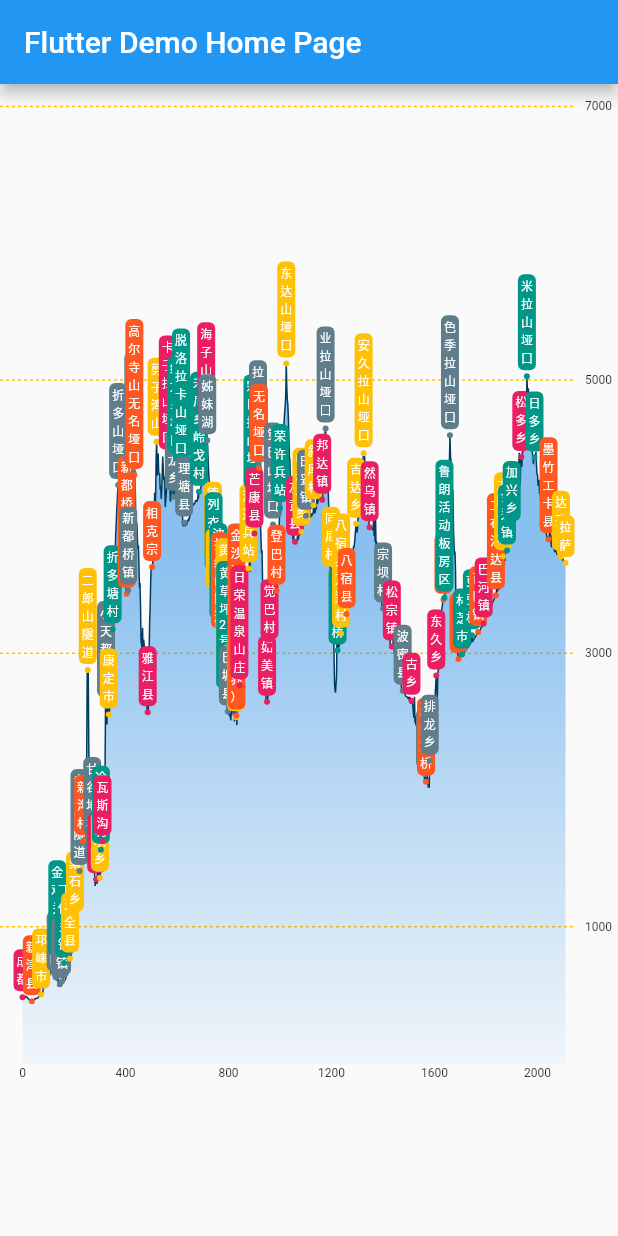
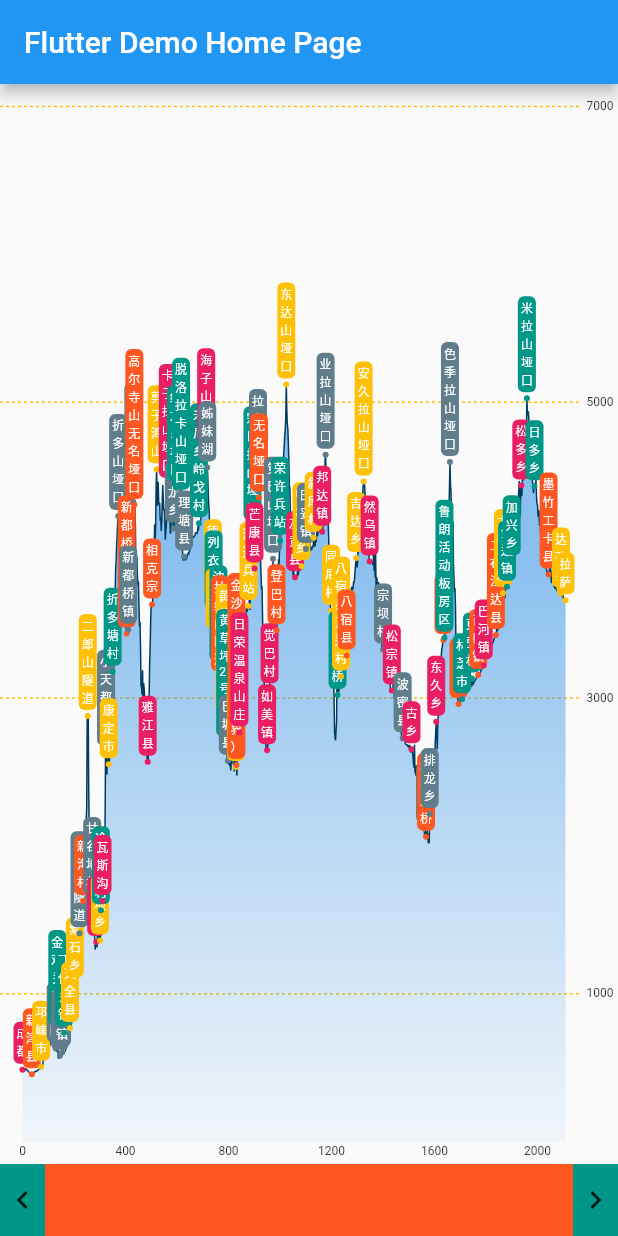
Before and after one commit to WosLovesLife/flutter_altitude_graph, a Flutter app: the screen it shows after launch, on a phone screen of 412 x 824 dp. Run offline on Flutter 3.47's test engine with Material 2 defaults, Android fonts, the phone set to English and light mode, and no system bars.

Commit message:
增加缩放拖动滑钮

```diff
--- a/lib/elevation_graph.dart
+++ b/lib/elevation_graph.dart
@@ -10,6 +10,8 @@ class ElevationGraphView extends StatefulWidget {
     return new ElevationGraphViewState();
   }
 }
+
+const double SLIDING_BTN_WIDTH = 30.0;
 
 class ElevationGraphViewState extends State<ElevationGraphView> {
   List<ElevationPoint> elevationPointList;
@@ -25,6 +27,13 @@ class ElevationGraphViewState extends State<ElevationGraphView> {
   // ==== 上次放大的比例, 用于帮助下次放大操作时放大的速度保持一致.
   double _lastScaleValue = 1.0;
   Offset _lastUpdateFocalPoint = Offset.zero;
+
+  // ==== 缩放滑钮
+  bool _sizeInitialed = false;
+  double _lOffsetX = 0.0;
+  double _lastLOffsetX = 0.0;
+  double _rOffsetX = 0.0;
+  double _lastROffsetX = 0.0;
 
   @override
   void initState() {
@@ -45,15 +54,28 @@ class ElevationGraphViewState extends State<ElevationGraphView> {
 
   @override
   Widget build(BuildContext context) {
-    return GestureDetector(
+    if (!_sizeInitialed) {
+      var bound = context?.findRenderObject()?.semanticBounds;
+      if (bound != null) {
+        _sizeInitialed = true;
+        _rOffsetX = bound.width - SLIDING_BTN_WIDTH;
+      }
+    }
+
+    return Container(
+      width: double.infinity,
+      height: double.infinity,
+      child: Column(
+        children: <Widget>[
+          Expanded(
+            child: Container(
+              width: double.infinity,
+              height: double.infinity,
+              child: GestureDetector(
                 behavior: HitTestBehavior.translucent,
                 onScaleStart: _onScaleStart,
                 onScaleUpdate: _onScaleUpdate,
                 onScaleEnd: _onScaleEnd,
-      child: Container(
-        width: double.infinity,
-        height: double.infinity,
-        padding: EdgeInsets.only(bottom: 100.0),
                 child: CustomPaint(
                   painter: ElevationPainter(
                     elevationPointList,
@@ -64,7 +86,61 @@ class ElevationGraphViewState extends State<ElevationGraphView> {
                   ),
                 ),
               ),
+            ),
+          ),
+          Container(
+            width: double.infinity,
+            color: Colors.deepOrange,
+            child: Stack(
+              children: <Widget>[
+                Transform(
+                  transform: Matrix4.translationValues(_lOffsetX, 0.0, 0.0),
+                  child: Container(
+                    width: SLIDING_BTN_WIDTH,
+                    height: 48.0,
+                    color: Colors.teal,
+                    child: GestureDetector(
+                      onHorizontalDragStart: _onLBHorizontalDragDown,
+                      onHorizontalDragUpdate: _onLBHorizontalDragUpdate,
+                      onHorizontalDragEnd: _onLBHorizontalDragEnd,
+                      child: Icon(Icons.chevron_left),
+                    ),
+                  ),
+                ),
+                Transform(
+                  transform: Matrix4.translationValues(_rOffsetX, 0.0, 0.0),
+                  child: Container(
+                    width: SLIDING_BTN_WIDTH,
+                    height: 48.0,
+                    color: Colors.teal,
+                    child: GestureDetector(
+                      onHorizontalDragStart: _onRBHorizontalDragDown,
+                      onHorizontalDragUpdate: _onRBHorizontalDragUpdate,
+                      onHorizontalDragEnd: _onRBHorizontalDragEnd,
+                      child: Icon(Icons.chevron_right),
+                    ),
+                  ),
+                ),
+              ],
+            ),
+          )
+        ],
+      ),
     );
+  }
+
+  /// 计算偏移量, 默认放大时都是向右偏移的, 因此想在放大时保持比例, 就需要将缩放点移至0点
+  /// 算法: 左偏移量L = 当前焦点f在之前图宽上的位置p带入到新图宽中再减去焦点f在屏幕上的位置
+  double _calculatePosition(double newScale, double focusOnScreen) {
+    // ratioInGraph 就是当前的焦点实际对应在之前的图宽上的比例
+    var widgetWidth = context.size.width;
+    double ratioInGraph = (_position.dx.abs() + focusOnScreen) / (_scale * widgetWidth);
+    // 现在新计算出的图宽
+    double newTotalWidth = newScale * widgetWidth;
+    // 将之前的比例带入当前的图宽即为焦点在新图上的位置
+    double newLocationInGraph = ratioInGraph * newTotalWidth;
+    // 最后用焦点在屏幕上的位置 - 在图上的位置就是图应该向左偏移的位置
+    return focusOnScreen - newLocationInGraph;
   }
 
   // ===========
@@ -84,15 +160,7 @@ class ElevationGraphViewState extends State<ElevationGraphView> {
       newScale = _maxScale;
     }
 
-    // 算法: 左偏移量L = 当前焦点f在之前图宽上的位置p带入到新图宽中再减去焦点f在屏幕上的位置
-    // ratioInGraph 就是当前的焦点实际对应在之前的图宽上的比例
-    double ratioInGraph = (_position.dx.abs() + _focusPoint.dx) / (_scale * context.size.width);
-    // 现在新计算出的图宽
-    double newTotalWidth = newScale * context.size.width;
-    // 将之前的比例带入当前的图宽即为焦点在新图上的位置
-    double newLocationInGraph = ratioInGraph * newTotalWidth;
-    // 最后用焦点在屏幕上的位置 - 在图上的位置就是图应该向左偏移的位置
-    double left = _focusPoint.dx - newLocationInGraph;
+    double left = _calculatePosition(newScale, _focusPoint.dx);
 
     // 加上水平拖动的偏移量
     var deltaPosition = (details.focalPoint - _lastUpdateFocalPoint);
@@ -111,9 +179,75 @@ class ElevationGraphViewState extends State<ElevationGraphView> {
   }
 
   _onScaleEnd(ScaleEndDetails details) {}
+
+  // =========== 左边按钮的滑动操作
+
+  _onLBHorizontalDragDown(DragStartDetails details) {
+    _lastLOffsetX = details.globalPosition.dx;
   }
 
-const int VERTICAL_TEXT_WIDTH = 30;
+  _onLBHorizontalDragUpdate(DragUpdateDetails details) {
+    var widgetWidth = context.size.width;
+
+    var deltaX = details.globalPosition.dx - _lastLOffsetX;
+    _lastLOffsetX = details.globalPosition.dx;
+    double newLOffsetX = _lOffsetX + deltaX;
+    newLOffsetX = newLOffsetX.clamp(0.0, _rOffsetX - SLIDING_BTN_WIDTH);
+
+    double ratio = (newLOffsetX + (widgetWidth - _rOffsetX - SLIDING_BTN_WIDTH)) / (widgetWidth - 60.0);
+    double newScale = ratio * _maxScale + 1;
+
+    double left = _calculatePosition(newScale, widgetWidth);
+
+    // 将x范围限制图表宽度内
+    var lower = (newScale - 1) * -widgetWidth;
+    double clampedX = left.clamp(min(0.0, lower), 0.0);
+    var newPosition = Offset(clampedX, 0.0);
+
+    setState(() {
+      _lOffsetX = newLOffsetX;
+      _scale = newScale;
+      _position = newPosition;
+    });
+  }
+
+  _onLBHorizontalDragEnd(DragEndDetails details) {}
+
+  // =========== 右边按钮的滑动操作
+
+  _onRBHorizontalDragDown(DragStartDetails details) {
+    _lastROffsetX = details.globalPosition.dx;
+  }
+
+  _onRBHorizontalDragUpdate(DragUpdateDetails details) {
+    var widgetWidth = context.size.width;
+
+    var deltaX = details.globalPosition.dx - _lastROffsetX;
+    _lastROffsetX = details.globalPosition.dx;
+    double newROffsetX = _rOffsetX + deltaX;
+    newROffsetX = newROffsetX.clamp(_lOffsetX + SLIDING_BTN_WIDTH, widgetWidth - SLIDING_BTN_WIDTH);
+
+    double ratio = (_lOffsetX + (widgetWidth - newROffsetX - SLIDING_BTN_WIDTH)) / (widgetWidth - 60.0);
+    double newScale = ratio * _maxScale + 1;
+
+    double left = _calculatePosition(newScale, 0.0);
+
+    // 将x范围限制图表宽度内
+    var lower = (newScale - 1) * -widgetWidth;
+    double clampedX = left.clamp(min(0.0, lower), 0.0);
+    var newPosition = Offset(clampedX, 0.0);
+
+    setState(() {
+      _rOffsetX = newROffsetX;
+      _scale = newScale;
+      _position = newPosition;
+    });
+  }
+
+  _onRBHorizontalDragEnd(DragEndDetails details) {}
+}
+
+const int VERTICAL_TEXT_WIDTH = 25;
 const double DOTTED_LINE_WIDTH = 2.0;
 const double DOTTED_LINE_INTERVAL = 2.0;
 
@@ -166,7 +300,7 @@ class ElevationPainter extends CustomPainter {
     Size lineSize = Size(availableSize.width * _scale - 50, availableSize.height);
     canvas.save();
     // 剪裁绘制的窗口, 避免覆盖竖轴 同时节省绘制的开销
-    canvas.clipRect(Rect.fromPoints(Offset.zero, Offset(availableSize.width - 20, size.height)));
+    canvas.clipRect(Rect.fromPoints(Offset.zero, Offset(availableSize.width - 24, size.height)));
     // _offset.dx通常都是些向左偏移的量 +15 是为了避免出关键点标签的文字被截断
     canvas.translate(_offset.dx + 15, 0.0);
     drawLines(canvas, lineSize);
@@ -214,7 +348,7 @@ class ElevationPainter extends CustomPainter {
 
     // 绘制虚线右边的Text
     // Text的绘制起始点 = 可用宽度 - 文字宽度 - 左边距
-    var textLeft = size.width - tp.width - 4;
+    var textLeft = size.width - tp.width - 3;
     tp.paint(canvas, Offset(textLeft, height - tp.height / 2));
   }
 
```
Lines whose indentation alone changed are shown as unchanged.
